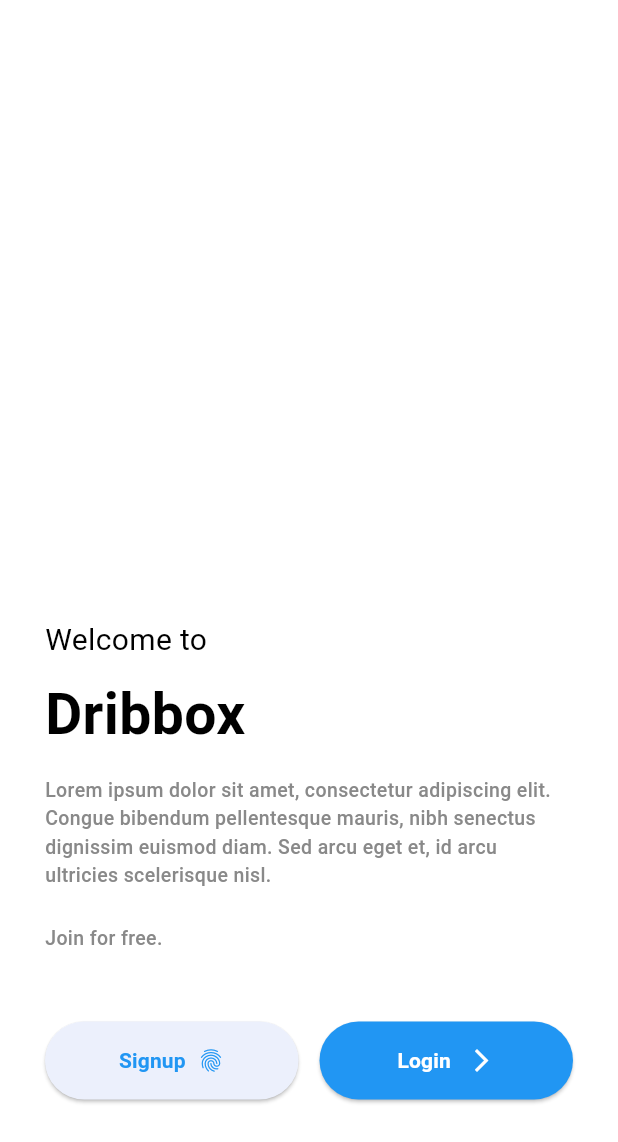
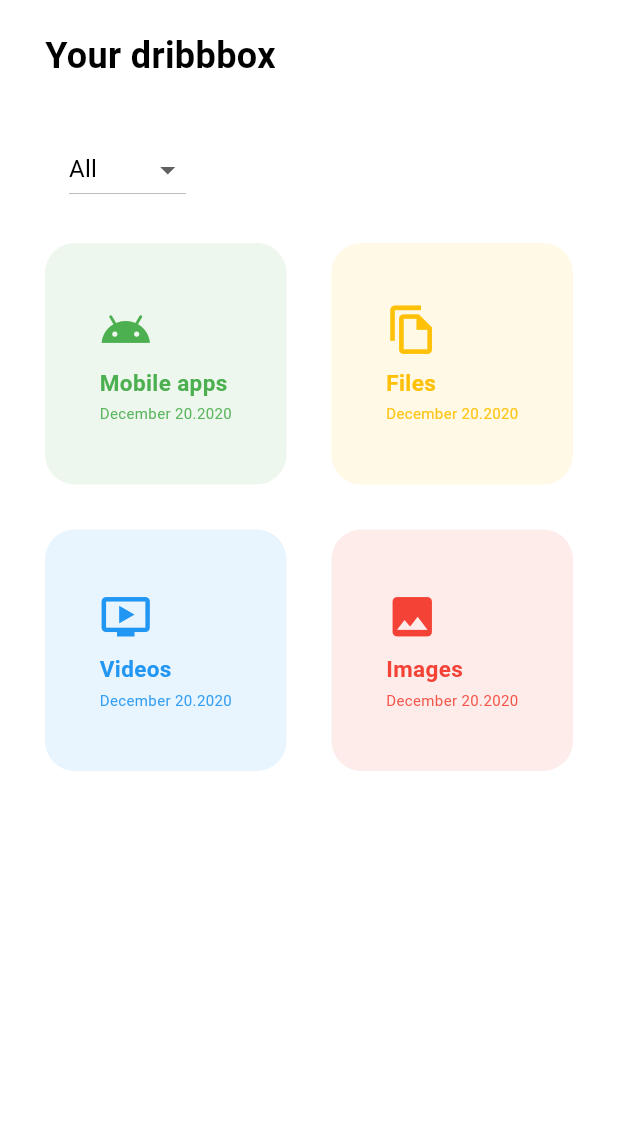
Before and after one commit to swilam202/Dribbox, a Flutter app: the screen it shows after launch, on a phone screen of 412 x 824 dp. Shown: the top 1142 px of the screen. Run offline on Flutter 3.47's test engine with Material 3 defaults, Android fonts, the light colour scheme and no system bars; our stand-ins replace file_picker, firebase_core; accounts and stored records are empty.

Commit message:
home page dead ui

```diff
--- a/lib/features/auth feature/presentation/pages/auth page.dart
+++ b/lib/features/auth feature/presentation/pages/auth page.dart
@@ -1,3 +1,4 @@
+import 'package:file_picker/file_picker.dart';
 import 'package:flutter/material.dart';
 
 import '../../../../core/resources/color manager.dart';
@@ -62,7 +63,7 @@ class AuthPage extends StatelessWidget {
                       text: 'Signup',
                       textColor: ColorManager.blueColor,
                       color: const Color.fromRGBO(236, 240, 252, 1.0),
-                      onPressed: () {},
+                      onPressed: (){},
                     ),
                     const SizedBox(width: 14),
                     AuthButton(
@@ -73,7 +74,7 @@ class AuthPage extends StatelessWidget {
                       onPressed: () {},
                     ),
                   ],
-                )
+                ),
               ],
             ),
           ),
--- /dev/null
+++ b/lib/features/home feature/presentation/pages/home page.dart
@@ -0,0 +1,90 @@
+import 'package:dribbox/core/resources/font%20weight%20manager.dart';
+import 'package:dribbox/core/resources/style%20manager.dart';
+import 'package:dribbox/features/home%20feature/presentation/widgets/home%20page%20folder.dart';
+import 'package:flutter/material.dart';
+
+class HomePage extends StatelessWidget {
+  const HomePage({super.key});
+
+  @override
+  Widget build(BuildContext context) {
+    final List lois = [
+      const HomePageFolder(
+          color: Colors.green, title: 'Mobile apps', icon: Icons.android),
+      const HomePageFolder(
+        color: Colors.amber,
+        title: 'Files',
+        icon: Icons.file_copy_outlined,
+      ),
+      const HomePageFolder(
+        color: Colors.blue,
+        title: 'Videos',
+        icon: Icons.ondemand_video,
+      ),
+      const HomePageFolder(
+        color: Colors.red,
+        title: 'Images',
+        icon: Icons.image,
+      ),
+    ];
+    return Scaffold(
+      body: SafeArea(
+        child: ListView(
+          padding: EdgeInsets.symmetric(horizontal: 30),
+          physics: BouncingScrollPhysics(),
+          children: [
+            SizedBox(height: 20),
+            Text('Your dribbbox',style: StyleManager.bigTextStyle(fontWeight: FontWeightManager.semiBoldWeight,fontSize: 24,),),
+            SizedBox(height: 35),
+            Row(
+              children: [
+                DropdownButton(
+                  padding: EdgeInsets.symmetric(horizontal: 16),
+                  value: 1,
+                  onChanged: (val){},
+                  icon: Icon(Icons.arrow_drop_down_sharp),
+                  items: [
+                    DropdownMenuItem(
+                      value: 1,
+                      child: Text(
+                        'All',
+                        style: StyleManager.bigTextStyle(
+                            fontSize: 16,
+                            fontWeight: FontWeightManager.normalWeight,),
+                      ),
+                    ),
+
+                    DropdownMenuItem(
+                      value: 2,
+                      child: Text(
+                        'Folders',
+                        style: StyleManager.bigTextStyle(
+                            fontSize: 16,
+                            fontWeight: FontWeightManager.normalWeight,),
+                      ),
+                    ),
+                  ],
+
+                ),
+              ],
+            ),
+            SizedBox(height: 25),
+            GridView.builder(
+              shrinkWrap: true,
+              gridDelegate: const SliverGridDelegateWithFixedCrossAxisCount(
+                crossAxisCount: 2,
+                crossAxisSpacing: 30,
+                mainAxisSpacing: 30,
+              ),
+              physics: const NeverScrollableScrollPhysics(),
+              itemCount: lois.length,
+              itemBuilder: (context, index) {
+                return lois[index];
+              },
+            ),
+          ],
+        ),
+      ),
+    );
+  }
+}
--- /dev/null
+++ b/lib/features/home feature/presentation/widgets/home page folder.dart
@@ -0,0 +1,58 @@
+import 'package:dribbox/core/resources/font%20weight%20manager.dart';
+import 'package:flutter/material.dart';
+
+import '../../../../core/resources/style manager.dart';
+
+class HomePageFolder extends StatelessWidget {
+  const HomePageFolder({
+    super.key,
+    required this.color,
+    required this.title,
+    required this.icon,
+  });
+
+  final String title;
+  final Color color;
+  final IconData icon;
+
+  @override
+  Widget build(BuildContext context) {
+    return Container(
+      alignment: Alignment.center,
+
+      decoration: BoxDecoration(
+        color: color.withOpacity(0.1),
+        borderRadius: BorderRadius.circular(20),
+      ),
+      child: Column(
+        crossAxisAlignment: CrossAxisAlignment.start,
+        mainAxisSize: MainAxisSize.min,
+        children: [
+          Icon(
+            icon,
+            color: color,
+            size: 35,
+          ),
+          SizedBox(height: 7),
+          Text(
+            title,
+            style: StyleManager.smallTextStyle(
+              fontSize: 15,
+              color: color,
+              fontWeight: FontWeightManager.semiBoldWeight,
+            ),
+          ),
+          SizedBox(height: 3),
+          Text(
+            'December 20.2020',
+            style: StyleManager.smallTextStyle(
+              fontSize: 10,
+              color: color.withOpacity(0.9),
+              fontWeight: FontWeightManager.normalWeight,
+            ),
+          ),
+        ],
+      ),
+    );
+  }
+}
--- a/lib/main.dart
+++ b/lib/main.dart
@@ -6,6 +6,7 @@ import 'package:flutter/material.dart';
 
 import 'core/utils/constants.dart';
 import 'features/auth feature/presentation/pages/auth page.dart';
+import 'features/home feature/presentation/pages/home page.dart';
 import 'firebase_options.dart';
 
 void main() async {
@@ -24,7 +25,7 @@ class Dribbox extends StatelessWidget {
     return MaterialApp(
       theme: ThemeData(
           primaryColor: Colors.brown, scaffoldBackgroundColor: Colors.white),
-      home: const AuthPage(),
+      home: const HomePage(),
     );
   }
 }
```
